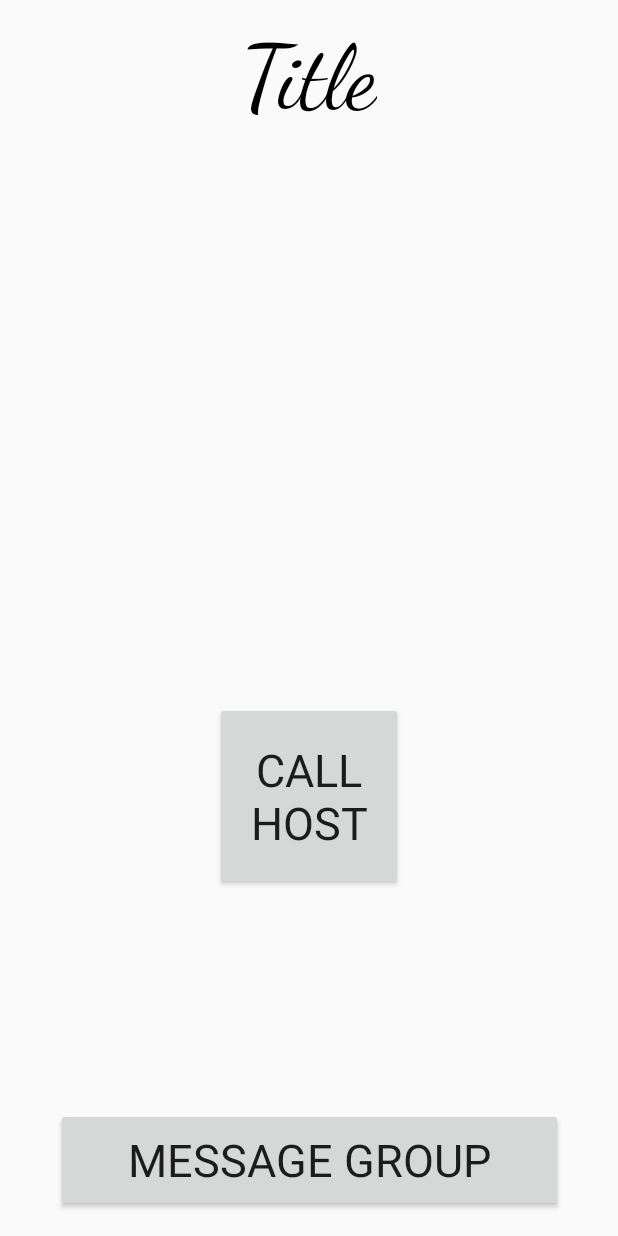
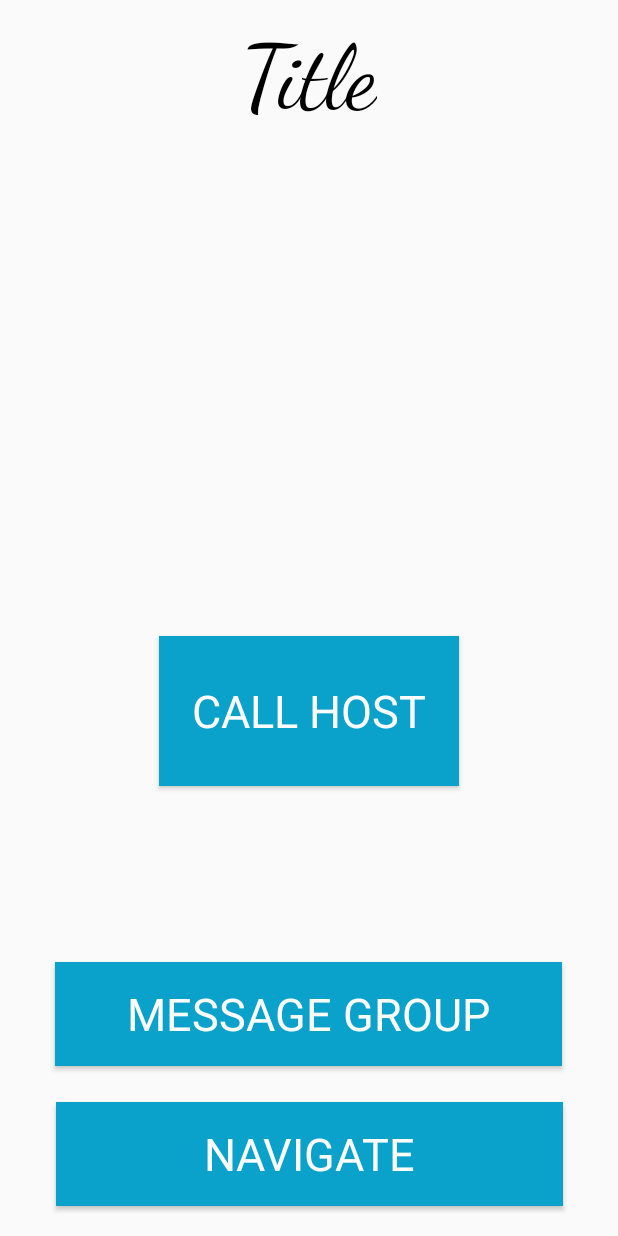
Before and after one commit to Trung-N/Oldtivity-app, an Android app: the EventActivity screen opened directly, with no data from a screen before it, on a phone screen of 412 x 824 dp. Run offline under Robolectric (Android 15) with nearby library versions, the phone set to English and light mode, and no system bars; libraries missing offline, so code that uses them is left out: com.sinch.android; 8 statements that could not run were skipped.

```diff
--- a/Oldivity/app/src/main/res/layout/activity_event.xml
+++ b/Oldivity/app/src/main/res/layout/activity_event.xml
@@ -62,12 +62,14 @@
 
     <Button
         android:id="@+id/callHostButton"
-        android:layout_width="125dp"
-        android:layout_height="125dp"
-        android:layout_marginBottom="8dp"
+        android:layout_width="200dp"
+        android:layout_height="100dp"
+        android:layout_marginBottom="24dp"
         android:layout_marginTop="8dp"
         android:fontFamily="ariel"
         android:text="Call Host"
+        android:background="#0AA2CB"
+        android:textColor="#FFFFFF"
         android:textSize="30sp"
         app:layout_constraintBottom_toTopOf="@+id/messageGroupButton"
         app:layout_constraintEnd_toEndOf="parent"
@@ -78,9 +80,27 @@
         android:id="@+id/messageGroupButton"
         android:layout_width="338dp"
         android:layout_height="69dp"
-        android:layout_marginBottom="16dp"
+        android:layout_marginBottom="24dp"
+        android:background="#0AA2CB"
         android:fontFamily="ariel"
         android:text="Message Group"
+        android:textColor="#FFFFFF"
+        android:textSize="30sp"
+        app:layout_constraintBottom_toBottomOf="parent"
+        app:layout_constraintBottom_toTopOf="@+id/mapButton"
+        app:layout_constraintEnd_toEndOf="parent"
+        app:layout_constraintHorizontal_bias="0.493"
+        app:layout_constraintStart_toStartOf="parent" />
+    <Button
+        android:id="@+id/mapButton"
+        android:layout_width="338dp"
+        android:layout_height="69dp"
+        android:layout_marginBottom="20dp"
+        android:onClick="goToMap"
+        android:fontFamily="ariel"
+        android:text="Navigate"
+        android:background="#0AA2CB"
+        android:textColor="#FFFFFF"
         android:textSize="30sp"
         app:layout_constraintBottom_toBottomOf="parent"
         app:layout_constraintEnd_toEndOf="parent"
--- a/Oldivity/app/src/main/res/layout/activity_sign_up.xml
+++ b/Oldivity/app/src/main/res/layout/activity_sign_up.xml
@@ -128,7 +128,7 @@
                 android:text="Sign Up"
                 android:textColor="#FFFFFF"
                 android:textSize="30sp"
-                android:onClick="OK"
+                android:onClick="signUp"
                 android:visibility="visible" />
 
         </LinearLayout>
```
Also changed, not shown: Oldivity/app/src/main/java/com/example/oldivity/EventActivity.java (+11 -3 lines), Oldivity/app/src/main/java/com/example/oldivity/SignUpActivity.java (+17 -31 lines), Oldivity/app/src/main/res/layout/activity_profile.xml (+1 -17 lines).
